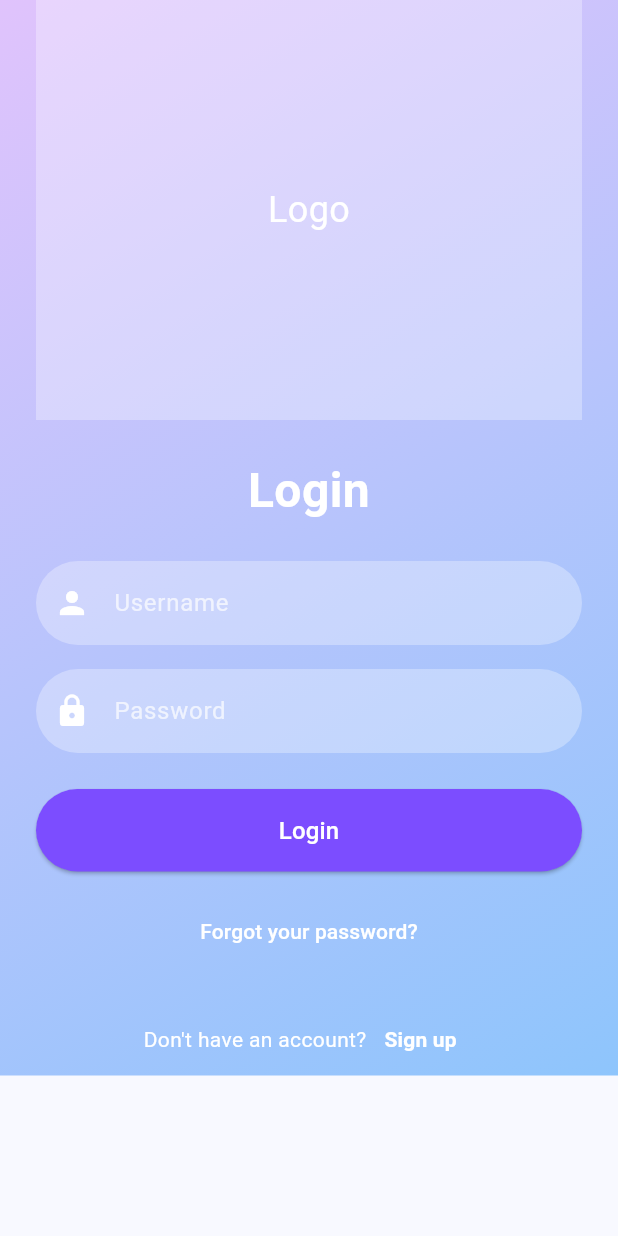
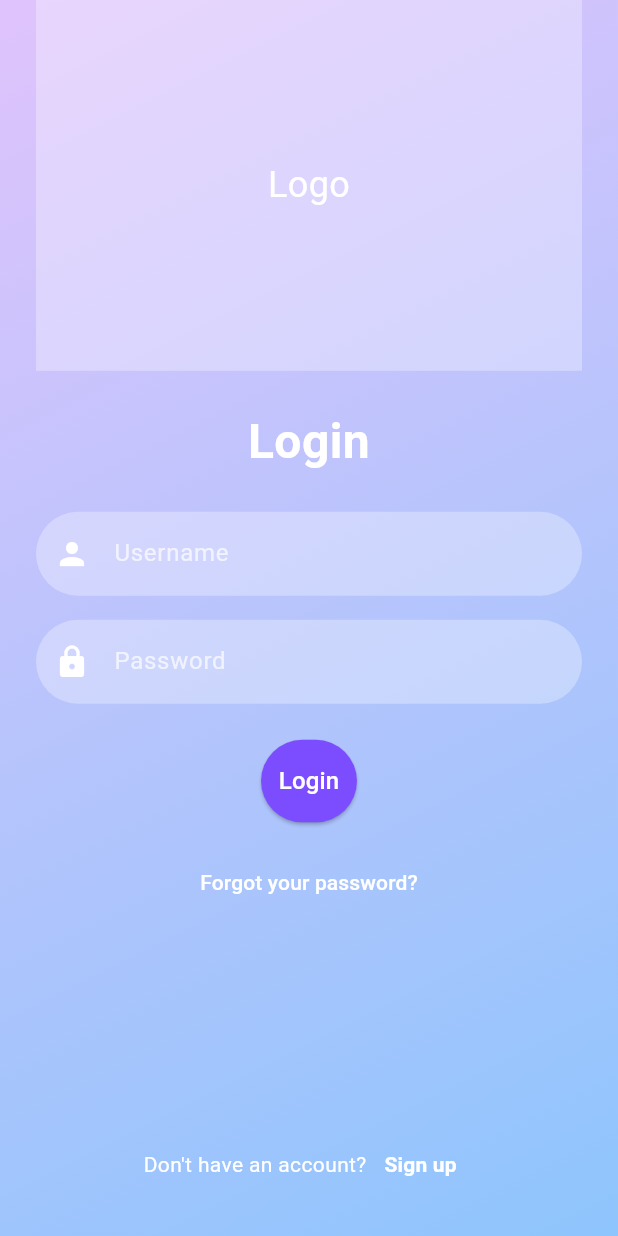
Before and after one commit to Eizen94/uts_2023130033, a Flutter app: the screen it shows after launch, on a phone screen of 412 x 824 dp. Run offline on Flutter 3.47's test engine with Material 3 defaults, Android fonts, the phone set to English and light mode, and no system bars.

Commit message:
Project untuk UTS PPB - Nikolaus Franz - 2023130033

```diff
--- a/lib/login_screen.dart
+++ b/lib/login_screen.dart
@@ -32,18 +32,29 @@ class _LoginScreenState extends State<LoginScreen> {
         ),
         child: SafeArea(
           child: SingleChildScrollView(
+            child: ConstrainedBox(
+              constraints: BoxConstraints(
+                minHeight: MediaQuery.of(context).size.height -
+                    MediaQuery.of(context).padding.top -
+                    MediaQuery.of(context).padding.bottom,
+              ),
+              child: IntrinsicHeight(
+                child: Padding(
                   padding: const EdgeInsets.symmetric(horizontal: 24.0),
                   child: Column(
-              mainAxisAlignment: MainAxisAlignment.start,
+                    mainAxisAlignment: MainAxisAlignment.spaceBetween,
                     crossAxisAlignment: CrossAxisAlignment.stretch,
                     children: [
+                      Column(
+                        children: [
                           Container(
-                  height: 280,
+                            height: MediaQuery.of(context).size.height * 0.3,
                             color: Colors.white.withOpacity(0.3),
                             child: const Center(
                               child: Text(
                                 'Logo',
-                      style: TextStyle(color: Colors.white, fontSize: 24),
+                                style: TextStyle(
+                                    color: Colors.white, fontSize: 24),
                               ),
                             ),
                           ),
@@ -62,7 +73,8 @@ class _LoginScreenState extends State<LoginScreen> {
                             controller: _usernameController,
                             decoration: InputDecoration(
                               hintText: 'Username',
-                    prefixIcon: const Icon(Icons.person, color: Colors.white),
+                              prefixIcon:
+                                  const Icon(Icons.person, color: Colors.white),
                               filled: true,
                               fillColor: Colors.white.withOpacity(0.3),
                               border: OutlineInputBorder(
@@ -79,7 +91,8 @@ class _LoginScreenState extends State<LoginScreen> {
                             obscureText: true,
                             decoration: InputDecoration(
                               hintText: 'Password',
-                    prefixIcon: const Icon(Icons.lock, color: Colors.white),
+                              prefixIcon:
+                                  const Icon(Icons.lock, color: Colors.white),
                               filled: true,
                               fillColor: Colors.white.withOpacity(0.3),
                               border: OutlineInputBorder(
@@ -106,20 +119,22 @@ class _LoginScreenState extends State<LoginScreen> {
                                 borderRadius: BorderRadius.circular(30),
                               ),
                             ),
-                  child: const Text('Login', style: TextStyle(fontSize: 16)),
+                            child: const Text('Login',
+                                style: TextStyle(fontSize: 16)),
                           ),
                           const SizedBox(height: 16.0),
                           TextButton(
-                  onPressed: () {
-                    // Mengimplementasi fungsionalitas lupa password
-                  },
+                            onPressed: () {},
                             child: const Text(
                               'Forgot your password?',
                               style: TextStyle(color: Colors.white),
                             ),
                           ),
-                const SizedBox(height: 24.0),
-                Row(
+                        ],
+                      ),
+                      Padding(
+                        padding: const EdgeInsets.only(bottom: 24.0),
+                        child: Row(
                           mainAxisAlignment: MainAxisAlignment.center,
                           children: [
                             const Text(
@@ -127,9 +142,7 @@ class _LoginScreenState extends State<LoginScreen> {
                               style: TextStyle(color: Colors.white),
                             ),
                             TextButton(
-                      onPressed: () {
-                        // Mengimplementasikan fungsionallitas Sign Up
-                      },
+                              onPressed: () {},
                               child: const Text(
                                 'Sign up',
                                 style: TextStyle(
@@ -140,7 +153,11 @@ class _LoginScreenState extends State<LoginScreen> {
                             ),
                           ],
                         ),
+                      ),
                     ],
+                  ),
+                ),
+              ),
             ),
           ),
         ),
```
Lines whose indentation alone changed are shown as unchanged.
